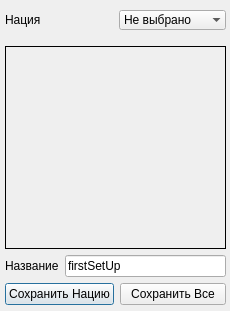
Before: the Qt Designer form test2/UI/createSetUP.ui in xskak228/PythonProjects, drawn with Qt 5.
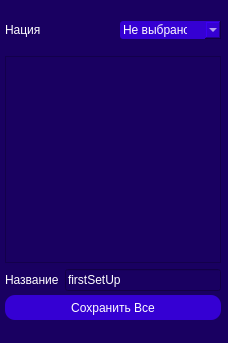
After: the same form once the commit is applied.

```diff
--- a/test2/UI/createSetUP.ui
+++ b/test2/UI/createSetUP.ui
@@ -6,8 +6,8 @@
    <rect>
     <x>0</x>
     <y>0</y>
-    <width>230</width>
-    <height>311</height>
+    <width>228</width>
+    <height>343</height>
    </rect>
   </property>
   <property name="maximumSize">
@@ -22,6 +22,10 @@
   <property name="windowTitle">
    <string>Dialog</string>
   </property>
+  <property name="styleSheet">
+   <string notr="true">background-color: rgb(25, 0, 97);
+color: rgb(255, 255, 255);</string>
+  </property>
   <property name="sizeGripEnabled">
    <bool>false</bool>
   </property>
@@ -32,9 +36,9 @@
    <property name="geometry">
     <rect>
      <x>5</x>
-     <y>0</y>
-     <width>221</width>
-     <height>305</height>
+     <y>10</y>
+     <width>216</width>
+     <height>281</height>
     </rect>
    </property>
    <layout class="QVBoxLayout" name="verticalLayout_2">
@@ -67,6 +71,25 @@
         <property name="enabled">
          <bool>true</bool>
         </property>
+        <property name="minimumSize">
+         <size>
+          <width>101</width>
+          <height>0</height>
+         </size>
+        </property>
+        <property name="maximumSize">
+         <size>
+          <width>101</width>
+          <height>16777215</height>
+         </size>
+        </property>
+        <property name="styleSheet">
+         <string notr="true">background-color: rgb(53, 0, 211);
+border-radius: 3px;
+padding: 1px 18px 1px 3px;
+min-width: 6em;
+</string>
+        </property>
         <property name="editable">
          <bool>false</bool>
         </property>
@@ -108,12 +131,23 @@
     </item>
     <item>
      <widget class="QScrollArea" name="scrollArea_3">
+      <property name="styleSheet">
+       <string notr="true">QScrollBar:horizontal {
+    background: #282828;
+}</string>
+      </property>
       <property name="frameShape">
-       <enum>QFrame::Box</enum>
+       <enum>QFrame::StyledPanel</enum>
       </property>
       <property name="frameShadow">
        <enum>QFrame::Plain</enum>
       </property>
+      <property name="verticalScrollBarPolicy">
+       <enum>Qt::ScrollBarAlwaysOff</enum>
+      </property>
+      <property name="horizontalScrollBarPolicy">
+       <enum>Qt::ScrollBarAlwaysOff</enum>
+      </property>
       <property name="widgetResizable">
        <bool>true</bool>
       </property>
@@ -122,8 +156,8 @@
         <rect>
          <x>0</x>
          <y>0</y>
-         <width>217</width>
-         <height>194</height>
+         <width>212</width>
+         <height>193</height>
         </rect>
        </property>
        <layout class="QVBoxLayout" name="verticalLayout_5"/>
@@ -152,25 +186,29 @@
      </layout>
     </item>
     <item>
-     <layout class="QHBoxLayout" name="horizontalLayout_3">
-      <item>
-       <widget class="QPushButton" name="btn_N">
-        <property name="text">
-         <string>Сохранить Нацию</string>
-        </property>
-       </widget>
-      </item>
-      <item>
-       <widget class="QPushButton" name="btn_saveAll">
-        <property name="text">
-         <string>Сохранить Все</string>
-        </property>
-       </widget>
-      </item>
-     </layout>
+     <layout class="QHBoxLayout" name="horizontalLayout_3"/>
     </item>
    </layout>
   </widget>
+  <widget class="QPushButton" name="btn_saveAll">
+   <property name="geometry">
+    <rect>
+     <x>5</x>
+     <y>295</y>
+     <width>216</width>
+     <height>25</height>
+    </rect>
+   </property>
+   <property name="styleSheet">
+    <string notr="true">background-color: rgb(53, 0, 211);
+border-width: 2px;
+border-radius: 10px;
+</string>
+   </property>
+   <property name="text">
+    <string>Сохранить Все</string>
+   </property>
+  </widget>
  </widget>
  <resources/>
  <connections/>
```
